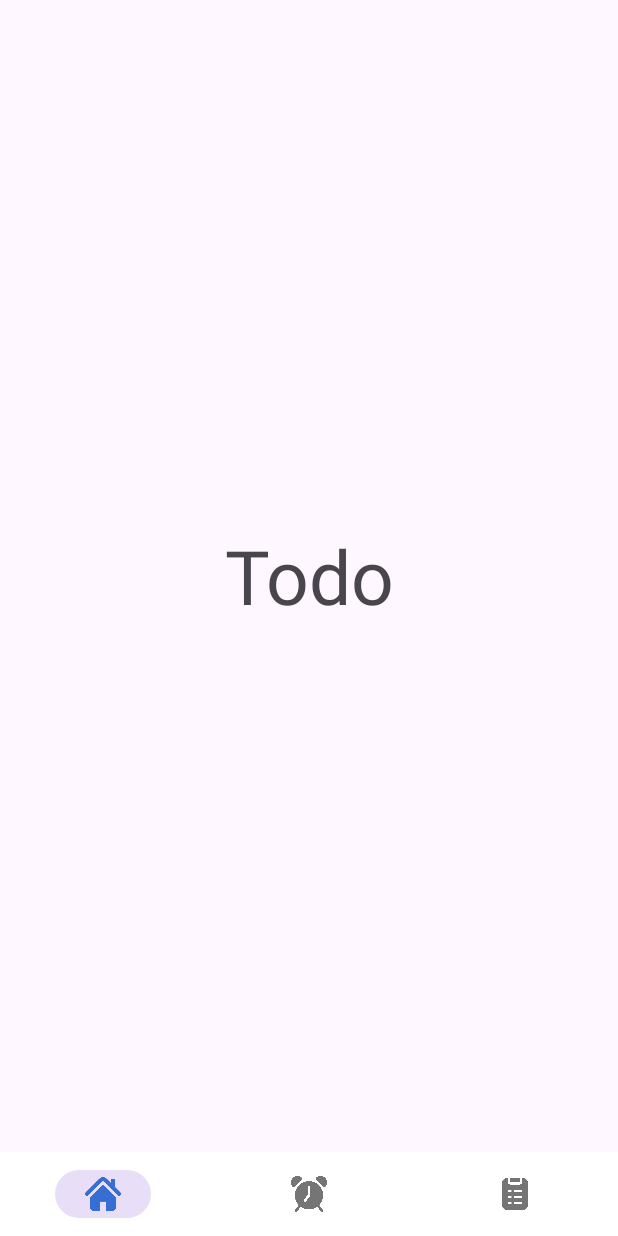
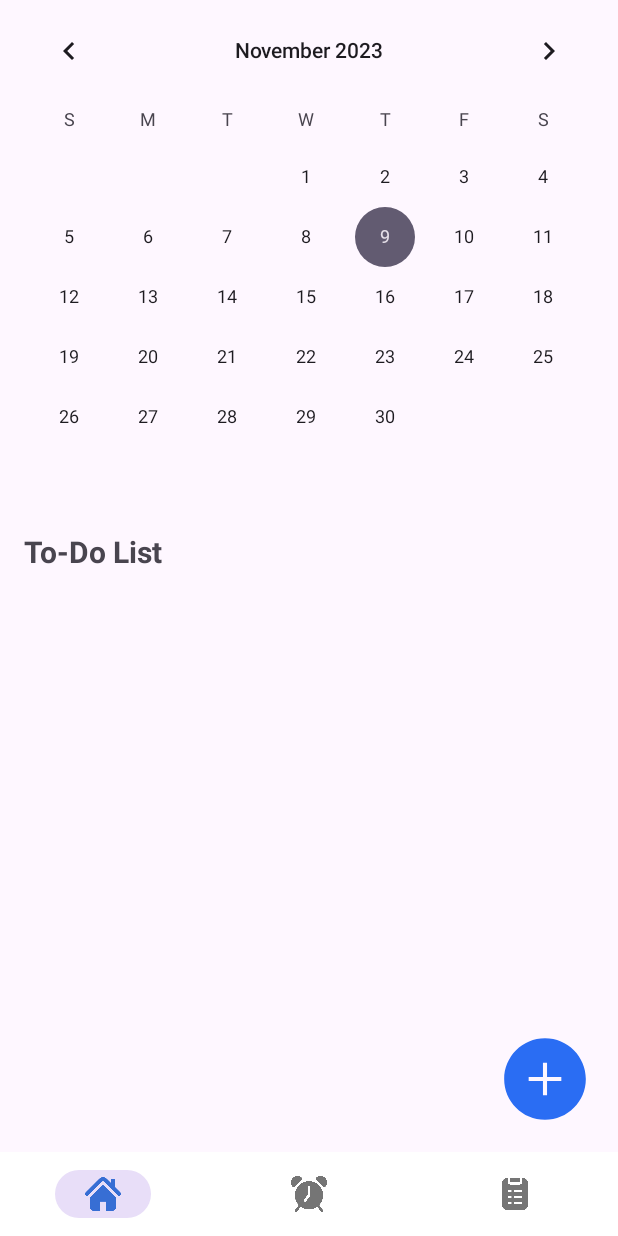
Before and after one commit to mobileProgramming-2023-2/project, an Android app: the fragment TodoFragment placed in its activity, on a phone screen of 412 x 824 dp. Run offline under Robolectric (Android 15) with nearby library versions, the phone set to English and light mode, and no system bars.

Commit message:
feat: 투두 기본 화면 구성 완료

```diff
--- /dev/null
+++ b/app/src/main/res/drawable/todo_add_circle_btn.xml
@@ -0,0 +1,5 @@
+<vector android:height="65dp" android:tint="#2A6DF3"
+    android:viewportHeight="24" android:viewportWidth="24"
+    android:width="65dp" xmlns:android="http://schemas.android.com/apk/res/android">
+    <path android:fillColor="@android:color/white" android:pathData="M12,2C6.48,2 2,6.48 2,12s4.48,10 10,10 10,-4.48 10,-10S17.52,2 12,2zM16,12.5h-3.5v3.5h-1v-3.5H8v-1h3.5V8h1v3.5H16v1z"/>
+</vector>
--- a/app/src/main/res/layout/fragment_todo.xml
+++ b/app/src/main/res/layout/fragment_todo.xml
@@ -1,16 +1,44 @@
 <?xml version="1.0" encoding="utf-8"?>
-<FrameLayout xmlns:android="http://schemas.android.com/apk/res/android"
+<RelativeLayout xmlns:android="http://schemas.android.com/apk/res/android"
     xmlns:tools="http://schemas.android.com/tools"
     android:layout_width="match_parent"
     android:layout_height="match_parent"
-    tools:context=".todo.TodoFragment">
+    tools:context=".MainActivity">
 
-    <!-- TODO: Update blank fragment layout -->
+    <!-- 투두캘린더 뷰 -->
+    <CalendarView
+        android:id="@+id/calendarView"
+        android:layout_width="match_parent"
+        android:layout_height="wrap_content"
+        android:layout_alignParentTop="true"/>
+
+    <!-- 투두리스트 제목 -->
     <TextView
+        android:id="@+id/todoListTitle"
         android:layout_width="match_parent"
-        android:layout_height="match_parent"
-        android:text="Todo"
-        android:textSize="50dp"
-        android:gravity="center"/>
+        android:layout_height="wrap_content"
+        android:layout_below="@id/calendarView"
+        android:text="To-Do List"
+        android:padding="16dp"
+        android:textSize="20sp"
+        android:textStyle="bold"/>
 
-</FrameLayout>
+    <!-- 투두리스트 항목 리스트뷰 -->
+    <ListView
+        android:id="@+id/todoListView"
+        android:layout_width="match_parent"
+        android:layout_height="wrap_content"
+        android:layout_below="@id/todoListTitle"/>
+
+    <!-- 투두리스트 항목 추가용 원형 이미지 버튼 -->
+    <ImageButton
+        android:id="@+id/addItemButton"
+        android:layout_width="wrap_content"
+        android:layout_height="wrap_content"
+        android:layout_alignParentBottom="true"
+        android:layout_alignParentEnd="true"
+        android:layout_margin="16dp"
+        android:background="?attr/selectableItemBackgroundBorderless"
+        android:src="@drawable/todo_add_circle_btn"/>
+
+</RelativeLayout>
--- a/app/src/main/res/values/colors.xml
+++ b/app/src/main/res/values/colors.xml
@@ -1,5 +1,4 @@
 <?xml version="1.0" encoding="utf-8"?>
 <resources>
-    <color name="black">#FF000000</color>
-    <color name="white">#FFFFFFFF</color>
+    <color name="mainColor">#2A6DF3</color>
 </resources>
```
